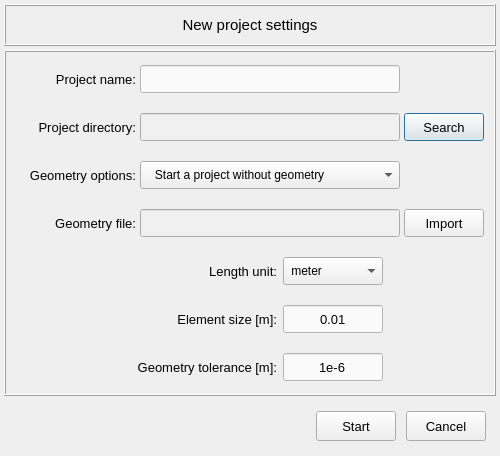
open-pulse/OpenPulse, file pulse/interface/data/ui_files/project/new_project_input.ui: the form before one commit.
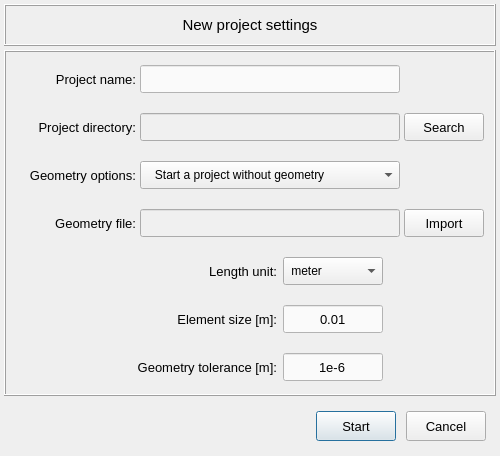
The form after the commit. Icons and pictures are not drawn.

The edit to the form file:
```diff
--- a/pulse/interface/data/ui_files/project/new_project_input.ui
+++ b/pulse/interface/data/ui_files/project/new_project_input.ui
@@ -685,6 +685,9 @@
             <iconset>
              <normaloff>../data/icons/020-search.png</normaloff>../data/icons/020-search.png</iconset>
            </property>
+           <property name="autoDefault">
+            <bool>false</bool>
+           </property>
           </widget>
          </item>
         </layout>
@@ -1192,6 +1195,12 @@
         <property name="text">
          <string>Start</string>
         </property>
+        <property name="autoDefault">
+         <bool>false</bool>
+        </property>
+        <property name="default">
+         <bool>true</bool>
+        </property>
        </widget>
       </item>
       <item row="0" column="2">
```
Left out of the diff: 11 changed lines with no effect on the pictures.
